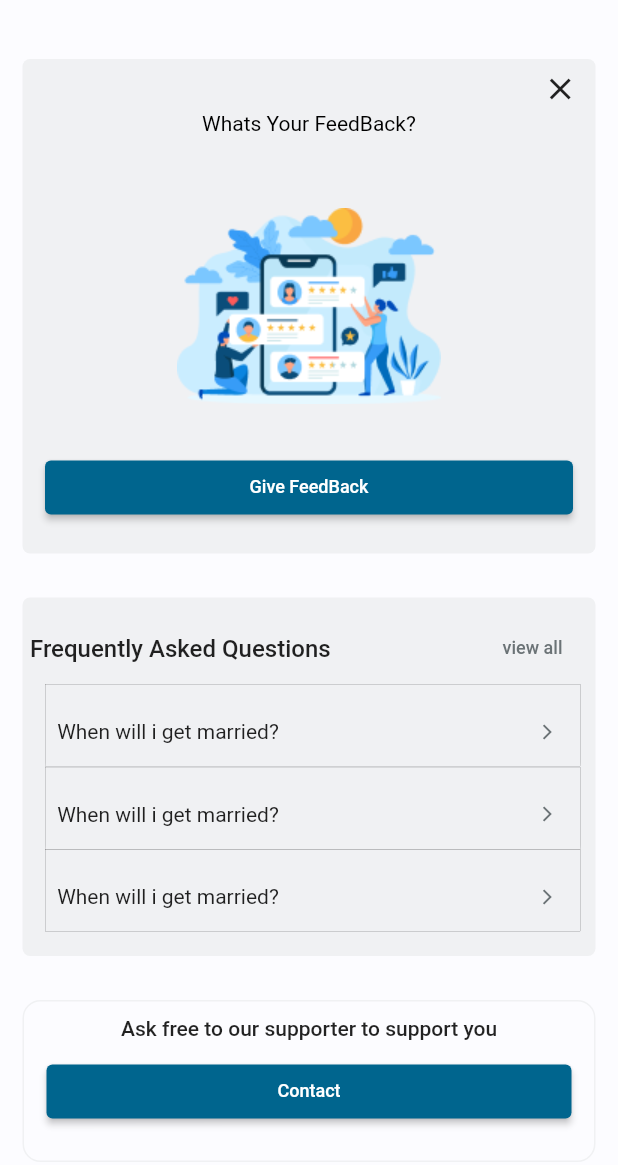
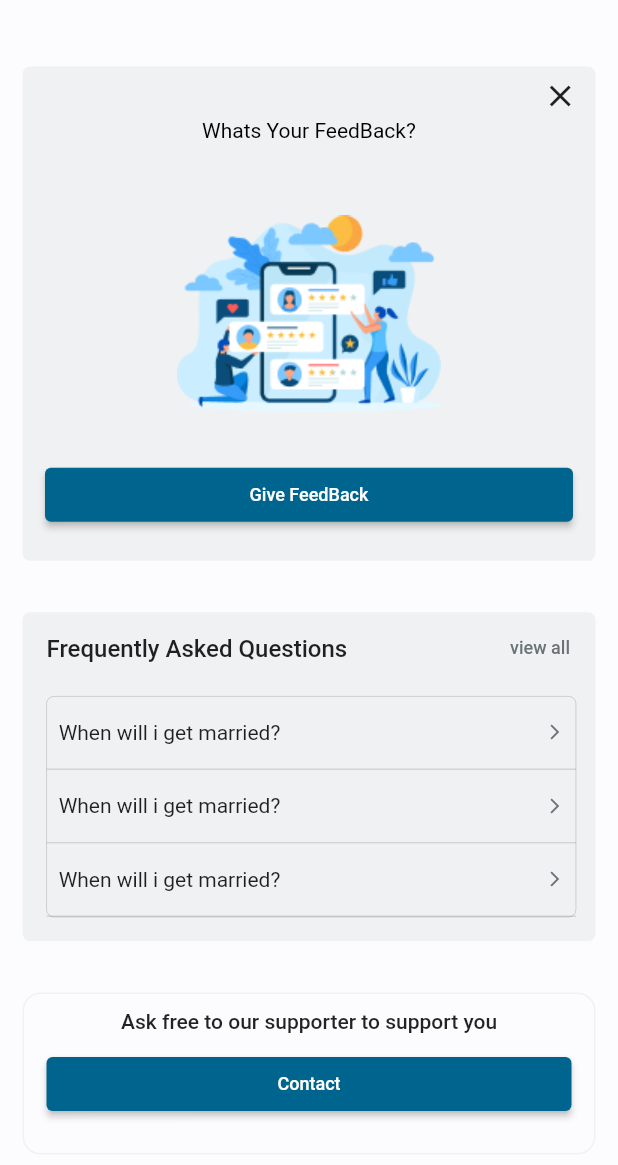
Before and after one commit to sibanjar/feedbackpage, a Flutter app: the screen it shows after launch, on a phone screen of 412 x 824 dp. Shown: the top 1165 px of the screen. Run offline on Flutter 3.47's test engine with Material 2 defaults, Android fonts, the phone set to English and light mode, and no system bars.

Commit message:
border changes in frequentlyasked

```diff
--- a/lib/feedback/feedhome.dart
+++ b/lib/feedback/feedhome.dart
@@ -54,7 +54,6 @@ class FeedBackHome extends StatelessWidget {
                   ],
                 ),
               ),
-
             ],
           ),
         ),
--- a/lib/feedback/frequentlyasked.dart
+++ b/lib/feedback/frequentlyasked.dart
@@ -8,7 +8,7 @@ class FrequentQuestions extends StatelessWidget {
   @override
   Widget build(BuildContext context) {
     return Container(
-      padding: const EdgeInsets.only(right: 10.0,left: 5,top: 10),
+      padding: EdgeInsets.only(left: 16,right: 5),
       decoration: BoxDecoration(
         borderRadius: BorderRadius.circular(5),
         color: Color(0xFFf0f1f3),
@@ -26,7 +26,16 @@ class FrequentQuestions extends StatelessWidget {
                    child: const Text('view all',style: TextStyle(fontSize: 12,color: Color(0xFF6B7376))))
              ],
            ),
-          Questions(question: questions),
+          Padding(
+            padding: const EdgeInsets.fromLTRB(0, 8, 8, 0),
+            child: Container(
+              decoration:  BoxDecoration(
+                    border: Border.all(
+                      width: 0.1, color: Colors.black,
+                    ),
+              borderRadius: BorderRadius.circular(5)),
+                child: Questions(question: questions)),
+          ),
           SizedBox(height: 16,)
         ],
       ),
@@ -71,34 +80,30 @@ class Questions extends StatelessWidget {
 
   return ListView.builder(
     shrinkWrap: true,
-    itemCount: question.length, // Replace with the actual length of your text list
+    itemCount: question.length,
     itemBuilder: (context, index) {
       return Container(
-        height: 55,
-        padding: const EdgeInsets.only(
-        left: 8, top: 16, right: 16, bottom: 8),
-        margin: const EdgeInsets.only(left: 10,),
-        decoration: BoxDecoration(
-          border: const Border(
-            right: BorderSide(width: 0.1, color: Colors.black),
-            top:  BorderSide(width: 0.1, color: Colors.black),
-            left:  BorderSide(width: 0.1, color: Colors.black),
-            bottom:  BorderSide(width: 0.1, color: Colors.black),
-          ),
-            boxShadow: [
-        BoxShadow(
-        color: Color(0xFFf0f1f3).withOpacity(0.5),
-        spreadRadius: 1,
-        blurRadius: 1,
-        offset: Offset(0, 0), // changes position of shadow
-      ),],
-        ),
-        child: Row(
-          mainAxisAlignment: MainAxisAlignment.spaceBetween,
+        // padding: const EdgeInsets.only(
+        // left: 8, top: 16, right: 16, bottom: 16),
+        // margin: const EdgeInsets.only(left: 10,),
+
+      child: Column(
           children: [
-            Text(question[0], style: const TextStyle(
-                fontSize: 14, fontWeight: FontWeight.w400)),
-            const Icon(Icons.arrow_forward_ios, size: 12,color: Color(0xFF6B7376),),
+            Padding(
+              padding: const EdgeInsets.symmetric(vertical: 16.0,horizontal: 8),
+              child: Row(
+                mainAxisAlignment: MainAxisAlignment.spaceBetween,
+                children: [
+                  Text(question[0], style: const TextStyle(
+                      fontSize: 14, fontWeight: FontWeight.w400)),
+                  const Icon(Icons.arrow_forward_ios, size: 12,color: Color(0xFF6B7376),),
+                ],
+              ),
+            ),
+            Divider(
+              height: 1,
+              thickness: 1,
+            )
           ],
         ),
       );
```
